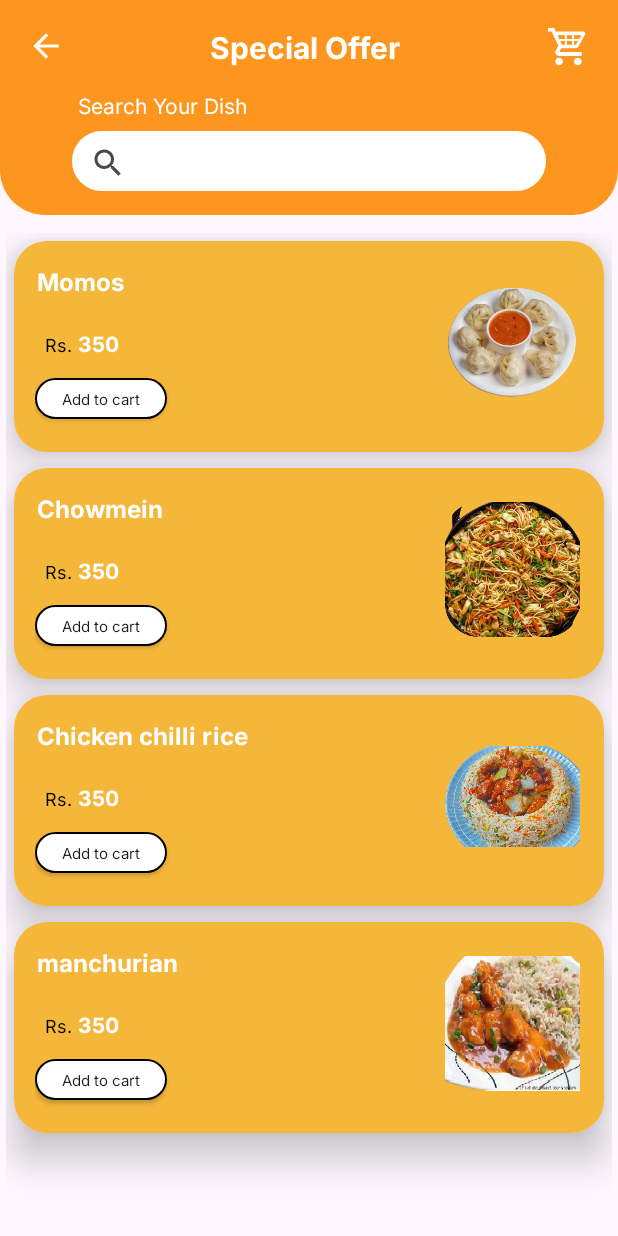
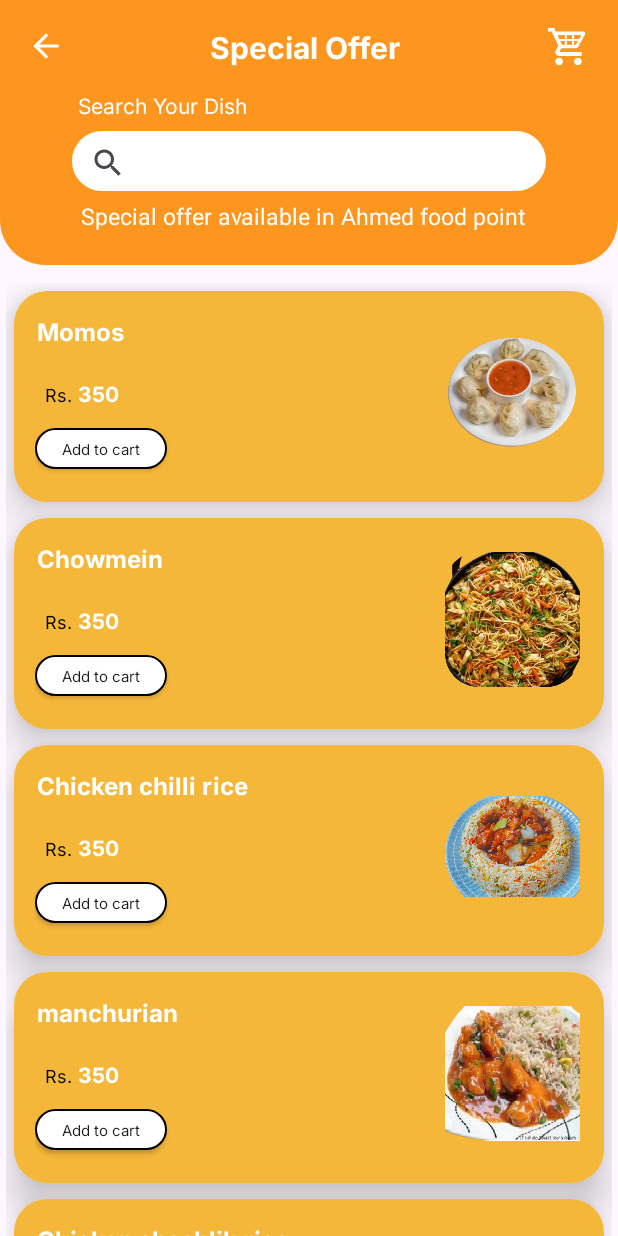
Before and after one commit to basitmurad/Huts_orderapp, an Android app: the SpeciaLOfferActivity screen opened directly, with no data from a screen before it, on a phone screen of 412 x 824 dp. Run offline under Robolectric (Android 15) with nearby library versions, the phone set to English and light mode, and no system bars; Roboto replaces fonts that are not available here.

Commit message:
complete1

```diff
--- a/app/build.gradle
+++ b/app/build.gradle
@@ -11,8 +11,8 @@ android {
         applicationId "com.afaq.huts"
         minSdk 22
         targetSdk 33
-        versionCode 2
-        versionName "1.1"
+        versionCode 3
+        versionName "1.2"
 
         testInstrumentationRunner "androidx.test.runner.AndroidJUnitRunner"
     }
--- a/app/src/main/java/com/afaq/huts/ui/HutsActivity.java
+++ b/app/src/main/java/com/afaq/huts/ui/HutsActivity.java
@@ -34,6 +34,7 @@ public class HutsActivity extends AppCompatActivity {
 
         list.clear();
         filterList.clear();
+
         list.add(new HutsClass("Majeed Hut" , R.drawable.chaneychat));
         list.add(new HutsClass("Chemistry Hut" , R.drawable.chaneychat));
         list.add(new HutsClass("Social Hut" , R.drawable.chaneychat));
@@ -45,6 +46,9 @@ public class HutsActivity extends AppCompatActivity {
         list.add(new HutsClass("Shabbir Hut" , R.drawable.chaneychat));
         list.add(new HutsClass("Daniyal Hut" , R.drawable.chaneychat));
         list.add(new HutsClass("Mphil Hut" , R.drawable.chaneychat));
+        list.add(new HutsClass("Quetta cafe" , R.drawable.chaneychat));
+        list.add(new HutsClass("Qau cafe" , R.drawable.chaneychat));
+        list.add(new HutsClass("Ahmed Food point\n(hut special)" , R.drawable.chaneychat));
 
 
 
--- a/app/src/main/java/com/afaq/huts/ui/SpeciaLOfferActivity.java
+++ b/app/src/main/java/com/afaq/huts/ui/SpeciaLOfferActivity.java
@@ -39,6 +39,7 @@ public class SpeciaLOfferActivity extends AppCompatActivity {
         list.add(new BreakfastClass("Chowmein", "350", R.drawable.chowmin));
         list.add(new BreakfastClass("Chicken chilli rice", "350", R.drawable.chickenchilli));
         list.add(new BreakfastClass("manchurian", "350", R.drawable.manuc));
+        list.add(new BreakfastClass("Chicken shashlik rice", "380", R.drawable.chirice));
 
 
 
--- a/app/src/main/res/layout/activity_specia_loffer.xml
+++ b/app/src/main/res/layout/activity_specia_loffer.xml
@@ -100,6 +100,15 @@
 
                 android:paddingTop="10dp"
                 android:paddingBottom="8dp" />
+
+            <TextView
+                android:layout_width="match_parent"
+                android:layout_height="wrap_content"
+                android:padding="4dp"
+                android:textColor="@color/white"
+                android:textSize="15sp"
+                android:layout_margin="2dp"
+                android:text="Special offer available in Ahmed food point"/>
         </LinearLayout>
     </androidx.constraintlayout.widget.ConstraintLayout>
     <androidx.recyclerview.widget.RecyclerView
```
Also changed, not shown: app/src/main/java/com/afaq/huts/adapters/SpecialAdapter.java (added, +145 -0 lines), app/src/main/java/com/afaq/huts/ui/DashboardActivity.java (+0 -28 lines), app/src/main/java/com/afaq/huts/ui/OrderActivity.java (+8 -1 lines), app/src/main/res/drawable/chirice.png (added).
